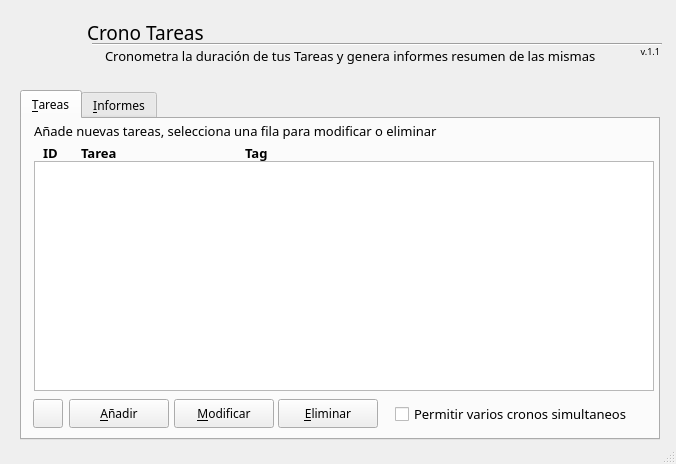
Before: the Qt Designer form ui_CronoTareas.ui in donanpher/CronoTareas, drawn with Qt 5.
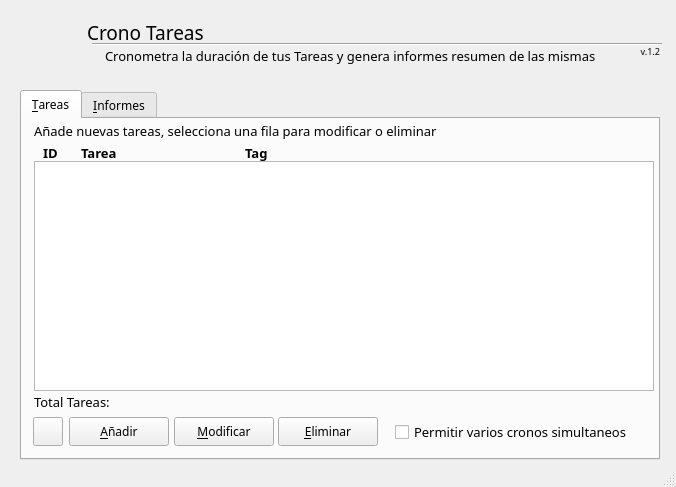
After: the same form once the commit is applied. Icons and pictures are not drawn.

The edit to the form file:
```diff
--- a/ui_CronoTareas.ui
+++ b/ui_CronoTareas.ui
@@ -7,7 +7,7 @@
     <x>0</x>
     <y>0</y>
     <width>676</width>
-    <height>464</height>
+    <height>487</height>
    </rect>
   </property>
   <property name="sizePolicy">
@@ -24,6 +24,12 @@
     <normaloff>:/miprefijo/images/cronotareas.png</normaloff>:/miprefijo/images/cronotareas.png</iconset>
   </property>
   <widget class="QWidget" name="centralwidget">
+   <property name="sizePolicy">
+    <sizepolicy hsizetype="Fixed" vsizetype="Fixed">
+     <horstretch>0</horstretch>
+     <verstretch>0</verstretch>
+    </sizepolicy>
+   </property>
    <widget class="QLabel" name="labelCronoTareas">
     <property name="geometry">
      <rect>
@@ -74,7 +80,7 @@
      </font>
     </property>
     <property name="text">
-     <string>v.1.1</string>
+     <string>v.1.2</string>
     </property>
     <property name="alignment">
      <set>Qt::AlignRight|Qt::AlignTrailing|Qt::AlignVCenter</set>
@@ -125,7 +131,7 @@
       <x>20</x>
       <y>90</y>
       <width>640</width>
-      <height>350</height>
+      <height>370</height>
      </rect>
     </property>
     <property name="font">
@@ -172,7 +178,7 @@
       <property name="geometry">
        <rect>
         <x>47</x>
-        <y>280</y>
+        <y>298</y>
         <width>100</width>
         <height>29</height>
        </rect>
@@ -197,7 +203,7 @@
       <property name="geometry">
        <rect>
         <x>152</x>
-        <y>280</y>
+        <y>298</y>
         <width>100</width>
         <height>29</height>
        </rect>
@@ -219,7 +225,7 @@
       <property name="geometry">
        <rect>
         <x>256</x>
-        <y>280</y>
+        <y>298</y>
         <width>100</width>
         <height>29</height>
        </rect>
@@ -263,7 +269,7 @@
       <property name="geometry">
        <rect>
         <x>373</x>
-        <y>284</y>
+        <y>302</y>
         <width>250</width>
         <height>22</height>
        </rect>
@@ -350,7 +356,7 @@
       <property name="geometry">
        <rect>
         <x>11</x>
-        <y>280</y>
+        <y>298</y>
         <width>30</width>
         <height>29</height>
        </rect>
@@ -371,6 +377,27 @@
         <normaloff>:/miprefijo/images/recargar.ico</normaloff>:/miprefijo/images/recargar.ico</iconset>
       </property>
      </widget>
+     <widget class="QLabel" name="labelTotalTareas">
+      <property name="geometry">
+       <rect>
+        <x>12</x>
+        <y>273</y>
+        <width>250</width>
+        <height>20</height>
+       </rect>
+      </property>
+      <property name="font">
+       <font>
+        <family>Gallaecia Castelo</family>
+        <pointsize>10</pointsize>
+        <weight>50</weight>
+        <bold>false</bold>
+       </font>
+      </property>
+      <property name="text">
+       <string>Total Tareas: </string>
+      </property>
+     </widget>
     </widget>
     <widget class="QWidget" name="tab_2">
      <attribute name="icon">
```
Left out of the diff: 3 changed lines with no effect on the pictures.
